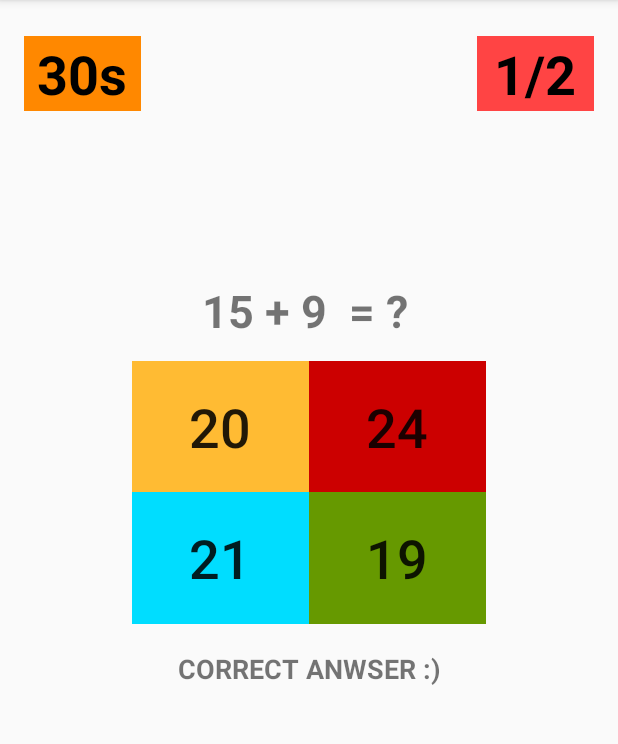
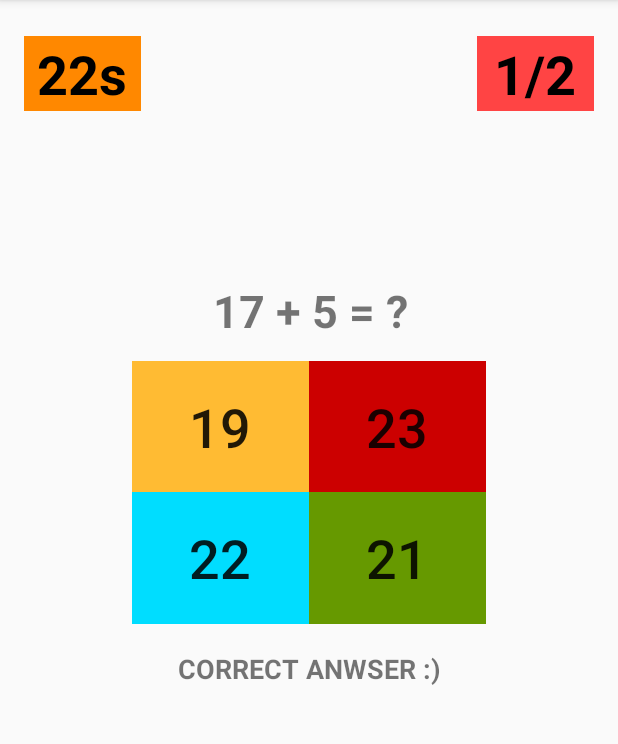
Before and after one commit to Tepenox/Brain-Trainer, an Android app: the screen it shows after launch (MainActivity), on a phone screen of 412 x 824 dp, the part 84-828 px from its top. Run offline under Robolectric (Android 15) with nearby library versions, the phone set to English and light mode, and no system bars.

Commit message:
populating choices with possible anwsers

```diff
--- a/app/src/main/java/com/example/anass/braintrainer/MainActivity.java
+++ b/app/src/main/java/com/example/anass/braintrainer/MainActivity.java
@@ -1,13 +1,120 @@
 package com.example.anass.braintrainer;
 
+import android.os.CountDownTimer;
 import android.support.v7.app.AppCompatActivity;
 import android.os.Bundle;
+import android.widget.Button;
+import android.widget.TextView;
+
+import java.util.ArrayList;
+import java.util.Arrays;
+import java.util.List;
+import java.util.Random;
 
 public class MainActivity extends AppCompatActivity {
+
+    TextView timerTextView;
+    TextView scoreTextView;
+    TextView questionTextView;
+    TextView answerTextView;
+    Button choice1;
+    Button choice2;
+    Button choice3;
+    Button choice4;
+    Button correctChoice;
+    List<Button> choices;
+    int gameState;
+
+    Random rand;
+
+    int randomNum1;
+    int randomNum2;
+    int correctAnswer;
+
+    CountDownTimer gameTime;
+
 
     @Override
     protected void onCreate(Bundle savedInstanceState) {
         super.onCreate(savedInstanceState);
         setContentView(R.layout.activity_main);
+
+        timerTextView = findViewById(R.id.timerTextView);
+        scoreTextView = findViewById(R.id.scoreTextView);
+        questionTextView = findViewById(R.id.questionTextView);
+        answerTextView = findViewById(R.id.answerTextView);
+        choice1 = findViewById(R.id.choice1);
+        choice2 = findViewById(R.id.choice2);
+        choice3 = findViewById(R.id.choice3);
+        choice4 = findViewById(R.id.choice4);
+        choices = new ArrayList<>(Arrays.asList(choice1, choice2, choice3,
+                choice4));
+        rand = new Random();
+
+        correctAnswer = generateTwoRandomNumber();
+        String questionString = randomNum1 + " + " + randomNum2 + " = " + "?";
+        questionTextView.setText(questionString);
+        populateChoices();
+
+
+        gameTime = new CountDownTimer(30000, 1000) {
+            @Override
+            public void onTick(long millisUntilFinished) {
+                // update the timer
+                String timerText = millisUntilFinished / 1000 + "s";
+                timerTextView.setText(timerText);
+
+
+            }
+
+            @Override
+            public void onFinish() {
+                //endGame()
+            }
+        }.start();
+
+
     }
+
+    private int generateTwoRandomNumber() {
+        //generating two number between 1 and  20 both inclusive
+        //                               max  min      min
+        randomNum1 = rand.nextInt((20 - 1) + 1) + 1;
+        randomNum2 = rand.nextInt((20 - 1) + 1) + 1;
+        return randomNum1 + randomNum2;
+    }
+
+    private void populateChoices() {
+        //choosing randomly one choice to be the correct answer
+        //and others  to be close answers in range of 10;
+        ArrayList<Button> tmpChoices = new ArrayList<>(choices);
+        int randomChoice = rand.nextInt(4);
+        correctChoice = tmpChoices.get(randomChoice);
+        String correctChoiceStr = "" + correctAnswer;
+        correctChoice.setText(correctChoiceStr); //just to avoid some warnings
+        tmpChoices.remove(randomChoice);
+        //iterate thought  the remaining choices and populate them with close values to the correct
+        //answer
+        int min = correctAnswer - 5;
+        int max = correctAnswer + 5;
+
+        for (Button btn : tmpChoices) {
+            int closeAnswer = rand.nextInt((max - min) + 1) + min;
+            //checking if the randomly generated answer is the same as the correct answer
+            //if yes generate a new one until it s not the same
+            while (true){
+                if (closeAnswer == correctAnswer){
+                    closeAnswer = rand.nextInt((max - min) + 1) + min;
+                }else {
+                    break;
+                }
+            }
+            String str = "" + closeAnswer;
+            btn.setText(str);
+        }
+
+
+    }
+
+
 }
--- a/app/src/main/res/layout/activity_main.xml
+++ b/app/src/main/res/layout/activity_main.xml
@@ -30,7 +30,7 @@
             android:layout_width="wrap_content"
             android:layout_height="86dp"
             android:background="@android:color/holo_orange_light"
-            android:text="20"
+            android:text="0"
             android:textSize="36sp"
             app:layout_columnWeight="1"
             app:layout_rowWeight="1" />
@@ -41,7 +41,7 @@
             android:layout_height="86dp"
             android:background="@android:color/holo_red_dark"
             android:padding="0dp"
-            android:text="24"
+            android:text="0"
             android:textSize="36sp"
             app:layout_columnWeight="1"
             app:layout_rowWeight="1" />
@@ -51,7 +51,7 @@
             android:layout_width="wrap_content"
             android:layout_height="86dp"
             android:background="@android:color/holo_blue_bright"
-            android:text="21"
+            android:text="0"
             android:textSize="36sp"
             app:layout_columnWeight="1"
             app:layout_rowWeight="1" />
@@ -61,7 +61,7 @@
             android:layout_width="wrap_content"
             android:layout_height="86dp"
             android:background="@android:color/holo_green_dark"
-            android:text="19"
+            android:text="0"
             android:textSize="36sp"
             app:layout_columnWeight="1"
             app:layout_rowWeight="1" />
@@ -101,7 +101,7 @@
         app:layout_constraintTop_toTopOf="parent" />
 
     <TextView
-        android:id="@+id/anwserTextView"
+        android:id="@+id/answerTextView"
         android:layout_width="202dp"
         android:layout_height="44dp"
         android:layout_marginStart="8dp"
```
